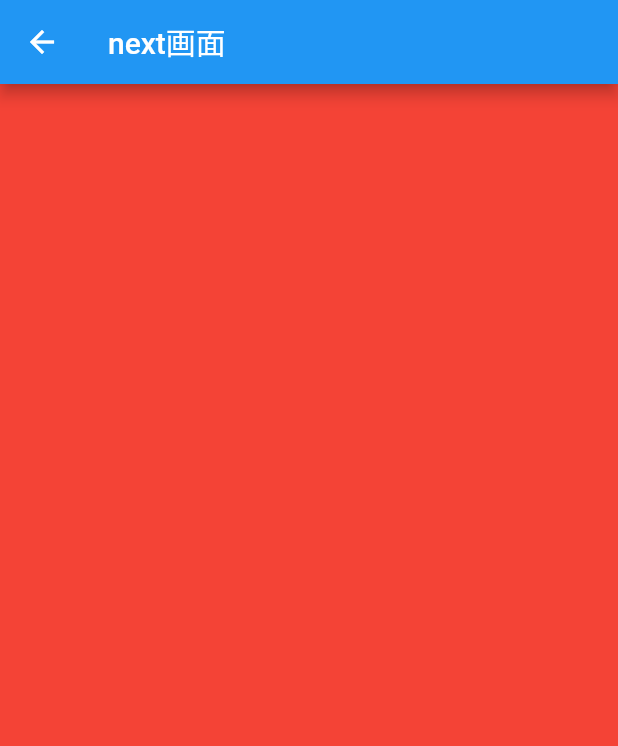
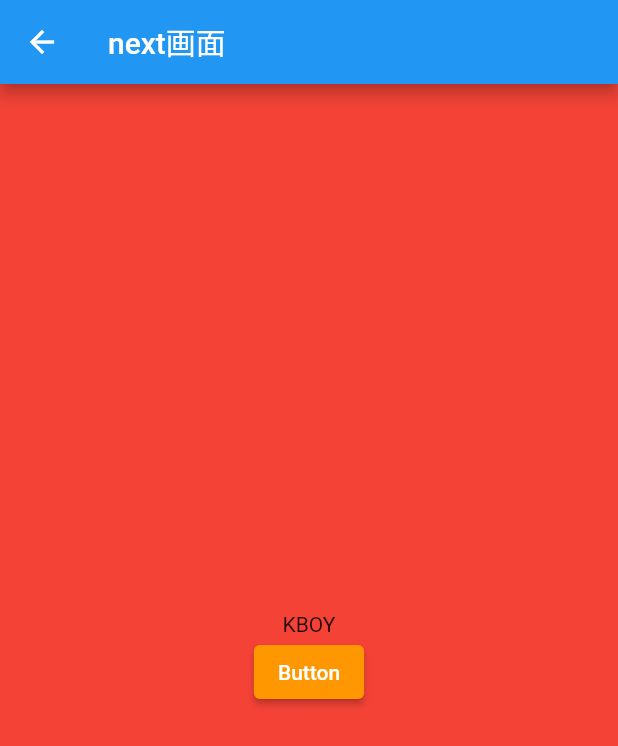
Before and after one commit to tokitsu/flutter_bootcamp, a Flutter app: the screen it shows after launch, after a tap on "Button", on a phone screen of 412 x 824 dp. Shown: the top 746 px of the screen. Run offline on Flutter 3.47's test engine with Material 2 defaults, Android fonts, the phone set to English and light mode, and no system bars.

```diff
--- a/lib/main.dart
+++ b/lib/main.dart
@@ -43,21 +43,28 @@ class _MyHomePageState extends State<MyHomePage> {
       appBar: AppBar(
         title: Text('flutter大学'),
       ),
-      body: Center(
+      body: Column(
+        mainAxisAlignment: MainAxisAlignment.center,
+        children: [
+          Center(
             child: ElevatedButton(
               child: const Text('Button'),
               style: ElevatedButton.styleFrom(
                 primary: Colors.orange,
                 onPrimary: Colors.white,
               ),
-          onPressed: () {
-            Navigator.push(
+              onPressed: () async {
+                final result = await Navigator.push(
                   context,
-              MaterialPageRoute(builder: (context) => NextPage()
+                  MaterialPageRoute(
+                      builder: (context) => NextPage('KBOY')
                   ),
                 );
+                print(result);
               },
             ),
+          ),
+        ],
       ),
       floatingActionButton: FloatingActionButton(
         onPressed: _incrementCounter,
--- a/lib/next_page.dart
+++ b/lib/next_page.dart
@@ -1,6 +1,9 @@
 import 'package:flutter/material.dart';
 
 class NextPage extends StatelessWidget{
+  NextPage(this.name);
+  final String name;
+
   @override
   Widget build(BuildContext context) {
     return Scaffold(
@@ -10,6 +13,24 @@ class NextPage extends StatelessWidget{
       body: Container(
         height: double.infinity,
         color: Colors.red,
+        child: Column(
+          mainAxisAlignment: MainAxisAlignment.center,
+          children: [
+            Text(name),
+            Center(
+              child: ElevatedButton(
+                child: const Text('Button'),
+                style: ElevatedButton.styleFrom(
+                  primary: Colors.orange,
+                  onPrimary: Colors.white,
+                ),
+                onPressed: () {
+                  Navigator.pop(context, 'KKKBOY');
+                },
+              ),
+            ),
+          ],
+        ),
       )
     );
   }
```
Lines whose indentation alone changed are shown as unchanged.
